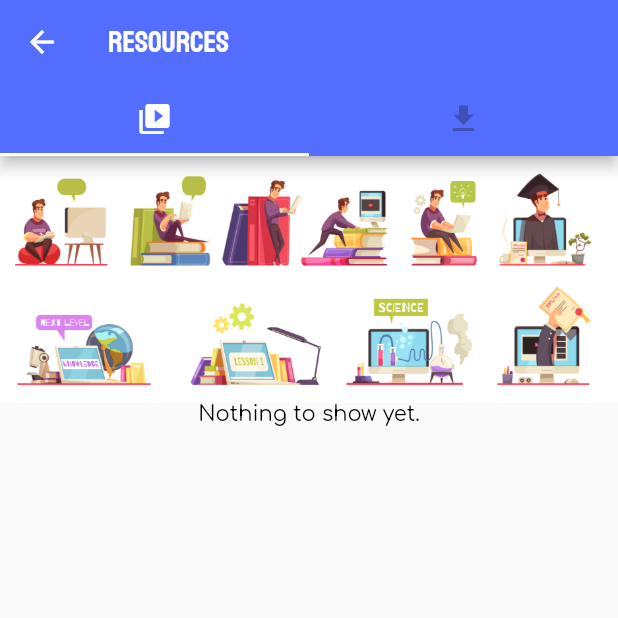
After one commit to manojmurthy12/Entangle, a Flutter app: the screen it shows after launch, after a tap on "Submit", after a tap on "Mathematics-1", on a phone screen of 412 x 824 dp, the top half of it. The commit adds this screen. Run offline on Flutter 3.47's test engine with Material 2 defaults, Android fonts, the phone set to English and light mode, and no system bars; our stand-ins replace shared_preferences, splashscreen.

Commit message:
Resource Page updated

```diff
--- a/lib/main.dart
+++ b/lib/main.dart
@@ -2,6 +2,7 @@ import 'package:flutter/material.dart';
 import 'screens/splashscreen.dart';
 import 'screens/home.dart';
 import 'screens/preferences.dart';
+import 'screens/resources.dart';
 
 void main() {
   runApp(MaterialApp(home: Splash()));
@@ -159,7 +160,7 @@ class _FirstScreenState extends State<FirstScreen> {
                 child: Text(
                   'Submit',
                   style: TextStyle(
-                      color: Colors.black,
+                      color: Colors.indigo,
                       fontFamily: 'Staatliches',
                       fontSize: 20),
                 )),
@@ -172,10 +173,10 @@ class _FirstScreenState extends State<FirstScreen> {
   Scaffold preferenceView() {
     return Scaffold(
       appBar: AppBar(
-        backgroundColor: Colors.blue[300],
+        backgroundColor: Colors.white,
         title: Text(
           'Select your Preferences',
-          style: TextStyle(color: Colors.white, fontFamily: 'Bebas Neue'),
+          style: TextStyle(color: Colors.indigo, fontFamily: 'Bebas Neue'),
         ),
       ),
       body: preference(),
@@ -183,8 +184,17 @@ class _FirstScreenState extends State<FirstScreen> {
   }
 
   Scaffold PcycleHome() {
-    ListTile buildSubject(String name, String image) {
-      return ListTile(
+    FlatButton buildSubject(String name, String image) {
+      return FlatButton(
+        onPressed: () {
+          Navigator.push(
+            context,
+            MaterialPageRoute(
+              builder: (context) => ResourceScreen(),
+            ),
+          );
+        },
+        child: ListTile(
           leading: Image.asset(
             'p-cycle/$image.png',
             scale: 15,
@@ -192,6 +202,7 @@ class _FirstScreenState extends State<FirstScreen> {
           title: Text(
             name,
             style: TextStyle(color: Colors.black, fontFamily: 'Staatliches'),
+          ),
         ),
       );
     }
@@ -208,7 +219,7 @@ class _FirstScreenState extends State<FirstScreen> {
             builder: (context) => IconButton(
               icon: Icon(
                 Icons.settings,
-                color: Colors.black,
+                color: Colors.indigo,
               ),
               onPressed: () => Scaffold.of(context).openEndDrawer(),
               tooltip: MaterialLocalizations.of(context).openAppDrawerTooltip,
@@ -218,7 +229,7 @@ class _FirstScreenState extends State<FirstScreen> {
         backgroundColor: Colors.white,
         title: Text(
           'My Courses',
-          style: TextStyle(color: Colors.black, fontFamily: 'Staatliches'),
+          style: TextStyle(color: Colors.indigo, fontFamily: 'Staatliches'),
         ),
       ),
       body: ListView(
@@ -247,8 +258,17 @@ class _FirstScreenState extends State<FirstScreen> {
   }
 
   Scaffold CcycleHome() {
-    ListTile buildSubject(String name, String image) {
-      return ListTile(
+    FlatButton buildSubject(String name, String image) {
+      return FlatButton(
+        onPressed: () {
+          Navigator.push(
+            context,
+            MaterialPageRoute(
+              builder: (context) => ResourceScreen(),
+            ),
+          );
+        },
+        child: ListTile(
           leading: Image.asset(
             'c-cycle/$image.png',
             scale: 15,
@@ -256,6 +276,7 @@ class _FirstScreenState extends State<FirstScreen> {
           title: Text(
             name,
             style: TextStyle(color: Colors.black, fontFamily: 'Staatliches'),
+          ),
         ),
       );
     }
--- /dev/null
+++ b/lib/screens/resources.dart
@@ -0,0 +1,68 @@
+import 'package:flutter/material.dart';
+
+class ResourceScreen extends StatefulWidget {
+  @override
+  _ResourceScreenState createState() => _ResourceScreenState();
+}
+
+class _ResourceScreenState extends State<ResourceScreen> {
+  @override
+  Widget build(BuildContext context) {
+    return DefaultTabController(
+        length: 2,
+        child: Scaffold(
+          appBar: AppBar(
+            backgroundColor: Colors.indigoAccent,
+            title: Text(
+              'Resources',
+              textAlign: TextAlign.center,
+              style: TextStyle(
+                fontFamily: 'Staatliches',
+              ),
+            ),
+            bottom: TabBar(
+                indicatorWeight: 2,
+                indicatorColor: Colors.white,
+                tabs: <Widget>[
+                  Tab(
+                    child: Icon(
+                      Icons.video_library,
+                      color: Colors.white,
+                    ),
+                  ),
+                  Tab(
+                      child: Icon(
+                    Icons.file_download,
+                    color: Colors.indigo,
+                  )),
+                ]),
+          ),
+          body: TabBarView(children: <Widget>[
+            ListView(
+              children: [
+                Image.asset('images/videos.jpg'),
+                Center(
+                  child: Text(
+                    'Nothing to show yet.',
+                    style:
+                        TextStyle(color: Colors.black, fontFamily: 'Comfortaa'),
+                  ),
+                )
+              ],
+            ),
+            ListView(
+              children: [
+                Image.asset('images/files.jpg'),
+                Center(
+                  child: Text(
+                    'Nothing to show yet.',
+                    style:
+                        TextStyle(color: Colors.black, fontFamily: 'Comfortaa'),
+                  ),
+                )
+              ],
+            ),
+          ]),
+        ));
+  }
+}
--- a/lib/screens/splashscreen.dart
+++ b/lib/screens/splashscreen.dart
@@ -14,7 +14,7 @@ class _SplashState extends State<Splash> {
         image: Image.asset(
           'images/entangle.png',
         ),
-        seconds: 4,
+        seconds: 2,
         navigateAfterSeconds: FirstScreen(),
         backgroundColor: Colors.white,
         photoSize: 100.0,
```
Also changed, not shown: images/345.jpg (deleted), images/resources.png (added), images/videos.jpg (added), 1 other file. Lines whose indentation alone changed are shown as unchanged.
